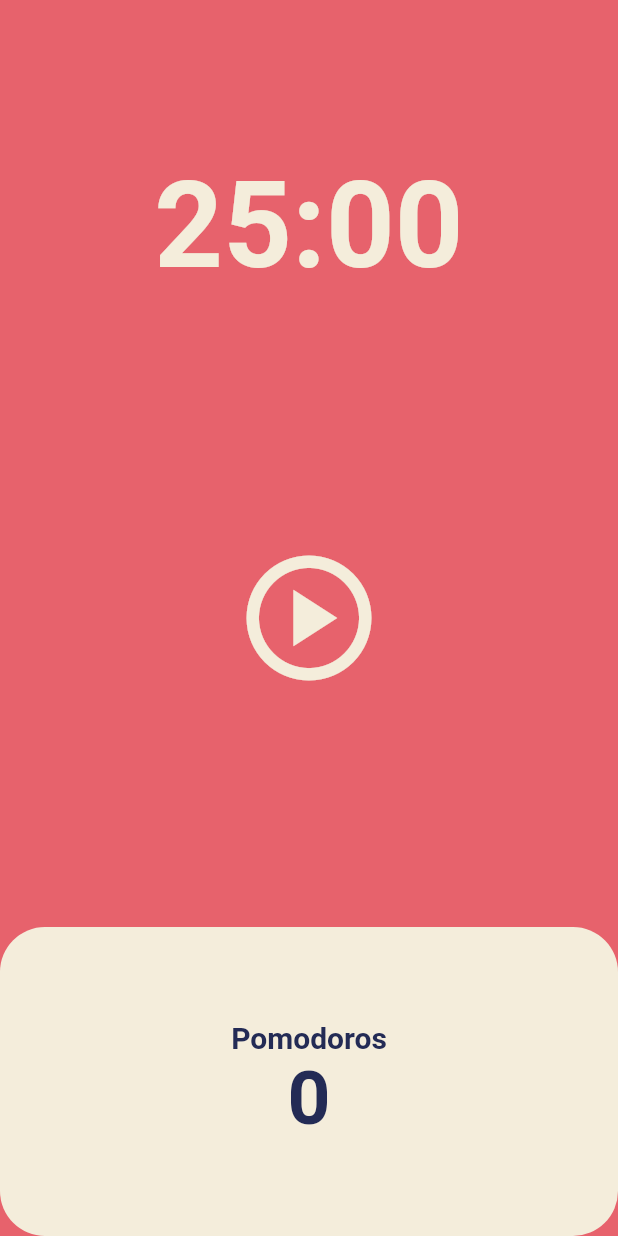
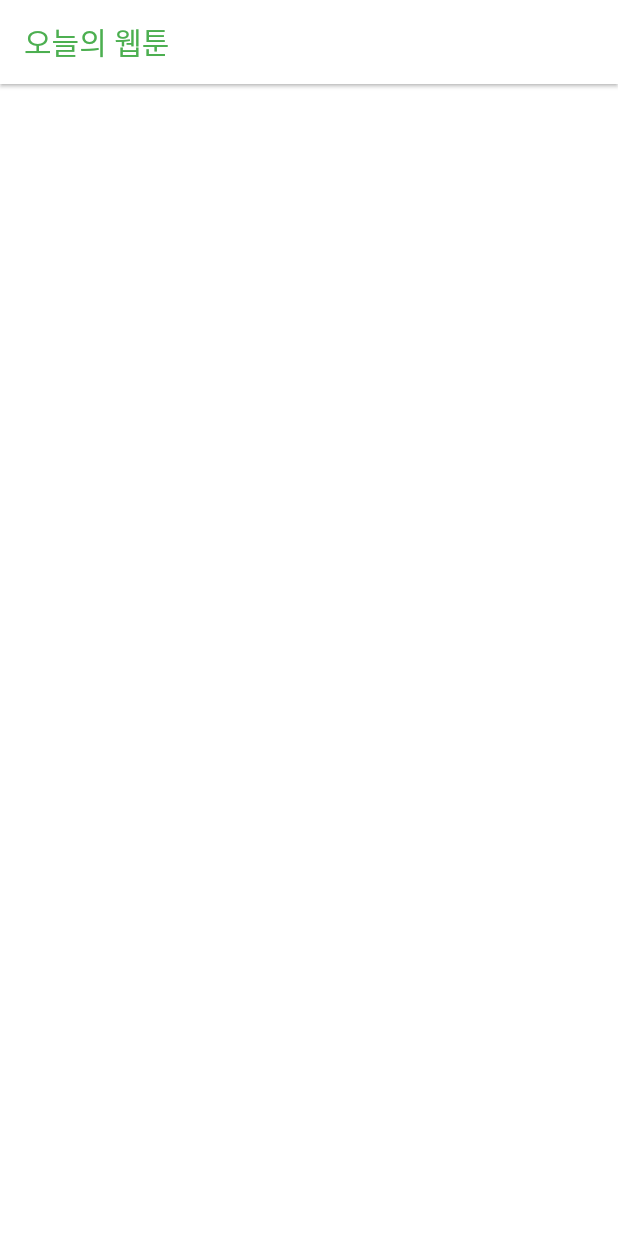
Before and after one commit to ayoung0073/flutter-practice, a Flutter app: the screen it shows after launch, on a phone screen of 412 x 824 dp. Run offline on Flutter 3.47's test engine with Material 2 defaults, Android fonts, the phone set to English and light mode, and no system bars.

Commit message:
feat(webtoon): add app bar

```diff
--- a/toonflix/lib/main.dart
+++ b/toonflix/lib/main.dart
@@ -1,33 +1,15 @@
 import 'package:flutter/material.dart';
-import 'package:toonflix/screens/home_screen.dart';
+import 'package:toonflix/screens/webtoon_home_screen.dart';
 
 void main() {
   runApp(const MyWidget());
 }
 
-class MyWidget extends StatefulWidget {
+class MyWidget extends StatelessWidget {
   const MyWidget({super.key});
 
   @override
-  State<MyWidget> createState() => _MyWidgetState();
-}
-
-class _MyWidgetState extends State<MyWidget> {
-  @override
   Widget build(BuildContext context) {
-    return MaterialApp(
-      theme: ThemeData(
-        textTheme: const TextTheme(
-          displayLarge: TextStyle(
-            color: Color(0xFF232B55),
-          ),
-        ),
-        colorScheme: ColorScheme.fromSwatch(
-          backgroundColor: const Color(0xFFE7626C),
-        ),
-        cardColor: const Color(0xFFF4EDDB),
-      ),
-      home: const HomeScreen(),
-    );
+    return const MaterialApp(home: HomeScreen());
   }
 }
--- /dev/null
+++ b/toonflix/lib/main_pomodoros.dart
@@ -0,0 +1,33 @@
+import 'package:flutter/material.dart';
+import 'package:toonflix/screens/pomodoro_home_screen.dart';
+
+void main() {
+  runApp(const MyWidget());
+}
+
+class MyWidget extends StatefulWidget {
+  const MyWidget({super.key});
+
+  @override
+  State<MyWidget> createState() => _MyWidgetState();
+}
+
+class _MyWidgetState extends State<MyWidget> {
+  @override
+  Widget build(BuildContext context) {
+    return MaterialApp(
+      theme: ThemeData(
+        textTheme: const TextTheme(
+          displayLarge: TextStyle(
+            color: Color(0xFF232B55),
+          ),
+        ),
+        colorScheme: ColorScheme.fromSwatch(
+          backgroundColor: const Color(0xFFE7626C),
+        ),
+        cardColor: const Color(0xFFF4EDDB),
+      ),
+      home: const HomeScreen(),
+    );
+  }
+}
--- /dev/null
+++ b/toonflix/lib/screens/webtoon_home_screen.dart
@@ -0,0 +1,28 @@
+import 'package:flutter/material.dart';
+
+class HomeScreen extends StatefulWidget {
+  const HomeScreen({super.key});
+
+  @override
+  State<HomeScreen> createState() => _HomeScreenState();
+}
+
+class _HomeScreenState extends State<HomeScreen> {
+  @override
+  Widget build(BuildContext context) {
+    return Scaffold(
+      backgroundColor: Colors.white,
+      appBar: AppBar(
+          elevation: 1, // 음영
+          backgroundColor: Colors.white,
+          foregroundColor: Colors.green,
+          title: const Text(
+            "오늘의 웹툰",
+            style: TextStyle(
+              fontSize: 20,
+              fontWeight: FontWeight.w500,
+            ),
+          )),
+    );
+  }
+}
```
Also changed, not shown: toonflix/lib/screens/pomodoro_home_screen.dart (renamed from toonflix/lib/screens/home_screen.dart).
